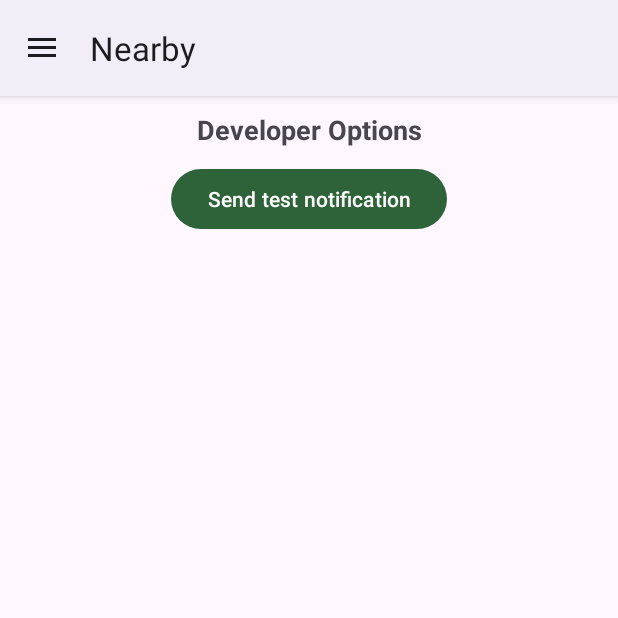
After one commit to bgnw/location-reminder-frontend, an Android app: the fragment DeveloperOptions placed in its activity, on a phone screen of 412 x 824 dp, the top half of it. The commit adds this screen. Run offline under Robolectric (Android 15) with nearby library versions, the phone set to English and light mode, and no system bars; 1 statement that could not run was skipped.

Commit message:
Implement notification services

```diff
--- a/LocationReminder/app/src/main/AndroidManifest.xml
+++ b/LocationReminder/app/src/main/AndroidManifest.xml
@@ -1,6 +1,9 @@
 <?xml version="1.0" encoding="utf-8"?>
 <manifest xmlns:android="http://schemas.android.com/apk/res/android"
     xmlns:tools="http://schemas.android.com/tools">
+
+    <!-- Needs permission to send notifications -->
+    <uses-permission android:name="android.permission.POST_NOTIFICATIONS"/>
 
     <application
         android:allowBackup="true"
@@ -13,6 +16,9 @@
         android:theme="@style/Theme.LocationReminder"
         tools:targetApi="31">
         <activity
+            android:name=".ViewTaskListActivity"
+            android:exported="false" />
+        <activity
             android:name=".MainActivity"
             android:exported="true">
             <intent-filter>
--- /dev/null
+++ b/LocationReminder/app/src/main/java/com/bgnw/locationreminder/DeveloperOptions.kt
@@ -0,0 +1,62 @@
+package com.bgnw.locationreminder
+
+import android.Manifest
+import android.app.NotificationManager
+import android.content.Context.NOTIFICATION_SERVICE
+import android.content.pm.PackageManager
+import android.os.Bundle
+import android.util.Log
+import android.view.LayoutInflater
+import android.view.View
+import android.view.ViewGroup
+import android.widget.Button
+import androidx.core.app.ActivityCompat
+import androidx.core.app.NotificationCompat
+import androidx.core.app.NotificationManagerCompat
+import androidx.fragment.app.Fragment
+
+class DeveloperOptions : Fragment() {
+
+    private var notifButton: Button? = null
+
+    override fun onCreateView(
+        inflater: LayoutInflater, container: ViewGroup?, savedInstanceState: Bundle?
+    ): View? {
+        // Inflate the layout for this fragment
+        return inflater.inflate(R.layout.fragment_developer_options, container, false)
+    }
+
+    override fun onViewCreated(view: View, savedInstanceState: Bundle?) {
+        super.onViewCreated(view, savedInstanceState)
+
+        notifButton = getView()?.findViewById(R.id.button_DEV_test_notif)
+        notifButton?.setOnClickListener {
+            Log.d("NOTIF", "notif btn pressed")
+            showNotification("Test", "Hello world")
+        }
+    }
+
+    private fun showNotification(title: String, message: String) {
+        val builder = NotificationCompat.Builder(requireContext(), R.string.channel_id.toString())
+            .setSmallIcon(R.drawable.baseline_info_24).setContentTitle(title)
+            .setContentText(message).setPriority(NotificationCompat.PRIORITY_MAX)
+
+        with(NotificationManagerCompat.from(requireContext())) {
+            if (ActivityCompat.checkSelfPermission(
+                    requireContext(), Manifest.permission.POST_NOTIFICATIONS
+                ) != PackageManager.PERMISSION_GRANTED
+            ) {
+                // TODO: Consider calling
+                //    ActivityCompat#requestPermissions
+                // here to request the missing permissions, and then overriding
+                //   public void onRequestPermissionsResult(int requestCode, String[] permissions,
+                //                                          int[] grantResults)
+                // to handle the case where the user grants the permission. See the documentation
+                // for ActivityCompat#requestPermissions for more details.
+                return
+            }
+            notify(1, builder.build())
+        }
+    }
+
+}
--- a/LocationReminder/app/src/main/java/com/bgnw/locationreminder/MainActivity.kt
+++ b/LocationReminder/app/src/main/java/com/bgnw/locationreminder/MainActivity.kt
@@ -1,55 +1,71 @@
 package com.bgnw.locationreminder
 
-import androidx.appcompat.app.AppCompatActivity
+import android.Manifest
+import android.app.NotificationChannel
+import android.app.NotificationManager
+import android.content.Context
+import android.content.pm.PackageManager
+import android.os.Build
+import android.os.Build.VERSION.SDK_INT
 import android.os.Bundle
-import android.view.Menu
+import android.util.Log
 import android.view.MenuItem
 import android.widget.Toast
+import androidx.activity.result.contract.ActivityResultContracts
 import androidx.appcompat.app.ActionBarDrawerToggle
-import androidx.core.view.children
-import androidx.core.view.get
-import androidx.core.view.size
+import androidx.appcompat.app.AppCompatActivity
+import androidx.core.content.ContextCompat
 import androidx.drawerlayout.widget.DrawerLayout
 import androidx.fragment.app.Fragment
 import com.google.android.material.navigation.NavigationView
 
 class MainActivity : AppCompatActivity() {
 
-    lateinit var toggle : ActionBarDrawerToggle
+    lateinit var toggle: ActionBarDrawerToggle
     lateinit var drawerLayout: DrawerLayout
 
+    // function is run once activity created (i.e. app is loaded in fg)
     override fun onCreate(savedInstanceState: Bundle?) {
-        println("starting main activity")
+        // call default onCreate function
+        super.onCreate(savedInstanceState)
 
-        super.onCreate(savedInstanceState)
+        // set main content view
         setContentView(R.layout.activity_main)
 
+        // initialise navigation drawer
         drawerLayout = findViewById(R.id.drawer_layout)
-        val navView : NavigationView = findViewById(R.id.nav_view)
-
+        val navView: NavigationView = findViewById(R.id.nav_view)
         toggle = ActionBarDrawerToggle(this, drawerLayout, R.string.open, R.string.close)
         drawerLayout.addDrawerListener(toggle)
         toggle.syncState()
-
         supportActionBar?.setDisplayHomeAsUpEnabled(true)
 
         // open default fragment
-        changeFragment(Nearby(),"Nearby")
+        changeFragment(Nearby(), "Nearby")
+        navView.setCheckedItem(R.id.nearby)
 
+        // nav menu click handler
         navView.setNavigationItemSelectedListener {
-
             it.isChecked = true
-            when(it.itemId) {
+            when (it.itemId) {
                 R.id.nearby -> changeFragment(Nearby(), it.title.toString())
                 R.id.lists -> changeFragment(Lists(), it.title.toString())
                 R.id.sharing -> changeFragment(Sharing(), it.title.toString())
                 R.id.account -> changeFragment(Account(), it.title.toString())
                 R.id.settings -> changeFragment(Settings(), it.title.toString())
                 R.id.sign_out -> Toast.makeText(this, "Clicked sign out", Toast.LENGTH_SHORT).show()
+                // DEVELOPER MENU:
+                R.id.DEV_MENU -> changeFragment(DeveloperOptions(), it.title.toString())
             }
-            true;
+            true
         }
 
+        // Check and (if needed) request permission from the user to send notifications
+        // TODO check this works on >= android 13
+        requestNotifPermission()
+
+        // Create a general notification channel to send notifications from
+        createNotificationChannel()
     }
 
     override fun onOptionsItemSelected(item: MenuItem): Boolean {
@@ -60,6 +76,7 @@
     }
 
     private fun changeFragment(fragment: Fragment, title: String) {
+        // navbar changing fragment click handler
         val fragmentManager = supportFragmentManager
         val fragmentTransaction = fragmentManager.beginTransaction()
         fragmentTransaction.replace(R.id.frame_layout, fragment)
@@ -68,5 +85,59 @@
         drawerLayout.closeDrawers()
     }
 
+    private fun requestNotifPermission() {
+        // https://stackoverflow.com/questions/76490047/how-to-request-permission-to-send-notifications-android
+        val requestPermissionLauncher = registerForActivityResult(
+            ActivityResultContracts.RequestPermission(),
+        ) { isGranted: Boolean ->
+            if (isGranted) {
+                // Permission Granted TODO
+            } else {
+                // Permission Denied / Cancel TODO
+            }
+        }
+
+        if (SDK_INT >= Build.VERSION_CODES.TIRAMISU) {
+            if (ContextCompat.checkSelfPermission(
+                    this,
+                    Manifest.permission.POST_NOTIFICATIONS
+                ) == PackageManager.PERMISSION_GRANTED
+            ) {
+                // Do your task on permission granted
+                Log.d("NOTIF", "permission already granted") // TEMP
+
+            } else if (shouldShowRequestPermissionRationale(Manifest.permission.POST_NOTIFICATIONS)) {
+                // TODO: display an educational UI explaining to the user the features that will be enabled
+                //       by them granting the POST_NOTIFICATION permission. This UI should provide the user
+                //       "OK" and "No thanks" buttons. If the user selects "OK," directly request the permission.
+                //       If the user selects "No thanks," allow the user to continue without notifications.
+                Log.d("NOTIF", "would show rationale then ask for perm") // TEMP
+            } else {
+                // Directly ask for the permission
+                Log.d("NOTIF", "asking for permission") // TEMP
+                requestPermissionLauncher.launch(Manifest.permission.POST_NOTIFICATIONS)
+            }
+        } else {
+            // Below Android 13 You don't need to ask for notification permission.
+            Log.d("NOTIF", "below android 13, request not needed") // TEMP
+        }
+    }
+
+    private fun createNotificationChannel() {
+        if (SDK_INT >= Build.VERSION_CODES.O) {
+            val name = "Channel Name"
+            val descriptionText = "Channel Description"
+            val importance = NotificationManager.IMPORTANCE_DEFAULT
+            val channel =
+                NotificationChannel(R.string.channel_id.toString(), name, importance).apply {
+                    description = descriptionText
+                }
+
+            val notificationManager: NotificationManager =
+                getSystemService(Context.NOTIFICATION_SERVICE) as NotificationManager
+            notificationManager.createNotificationChannel(channel)
+        }
+    }
+
 
 }
--- /dev/null
+++ b/LocationReminder/app/src/main/res/layout/fragment_developer_options.xml
@@ -0,0 +1,26 @@
+<?xml version="1.0" encoding="utf-8"?>
+<LinearLayout xmlns:android="http://schemas.android.com/apk/res/android"
+    xmlns:tools="http://schemas.android.com/tools"
+    android:layout_width="match_parent"
+    android:layout_height="match_parent"
+    android:orientation="vertical"
+    tools:context=".DeveloperOptions">
+
+    <TextView
+        android:layout_width="match_parent"
+        android:layout_height="wrap_content"
+        android:paddingTop="10sp"
+        android:paddingBottom="10sp"
+        android:text="Developer Options"
+        android:textAlignment="center"
+        android:textSize="18sp"
+        android:textStyle="bold" />
+
+    <Button
+        android:id="@+id/button_DEV_test_notif"
+        android:layout_width="wrap_content"
+        android:layout_height="wrap_content"
+        android:layout_gravity="center"
+        android:text="Send test notification" />
+
+</LinearLayout>
--- a/LocationReminder/app/src/main/res/menu/menu_items.xml
+++ b/LocationReminder/app/src/main/res/menu/menu_items.xml
@@ -51,4 +51,16 @@
         </menu>
     </item>
 
+    <item android:title="DEVELOPER">
+        <menu>
+            <group android:checkableBehavior="single">
+                <item
+                    android:id="@+id/DEV_MENU"
+                    android:title="DEVELOPER OPTIONS"
+                    />
+
+            </group>
+        </menu>
+    </item>
+
 </menu>
--- a/LocationReminder/app/src/main/res/values/strings.xml
+++ b/LocationReminder/app/src/main/res/values/strings.xml
@@ -1,5 +1,8 @@
 <resources>
     <string name="app_name">LocationReminder</string>
+    <string name="channel_id">LocationReminder_NotifChannel_General</string>
+    <string name="channel_name">General Notifications</string>
+    <string name="channel_description">General notification channel for LocationReminder</string>
     <string name="open">Open</string>
     <string name="close">Close</string>
     <!-- TODO: Remove or change this placeholder text -->
```
